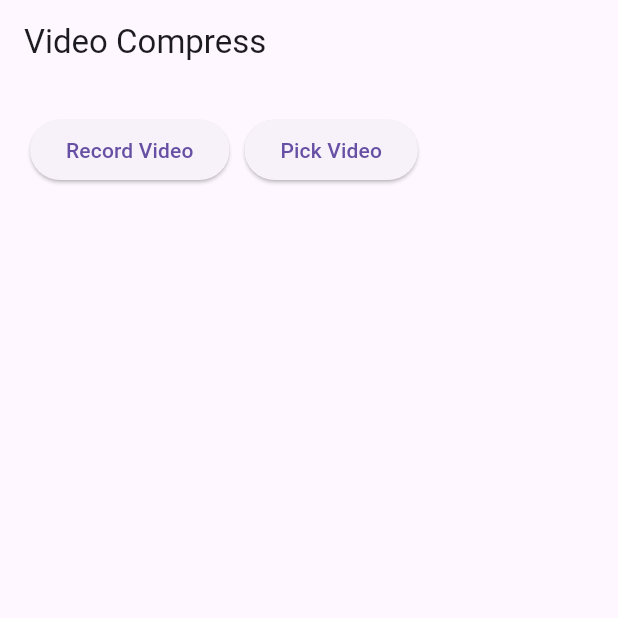
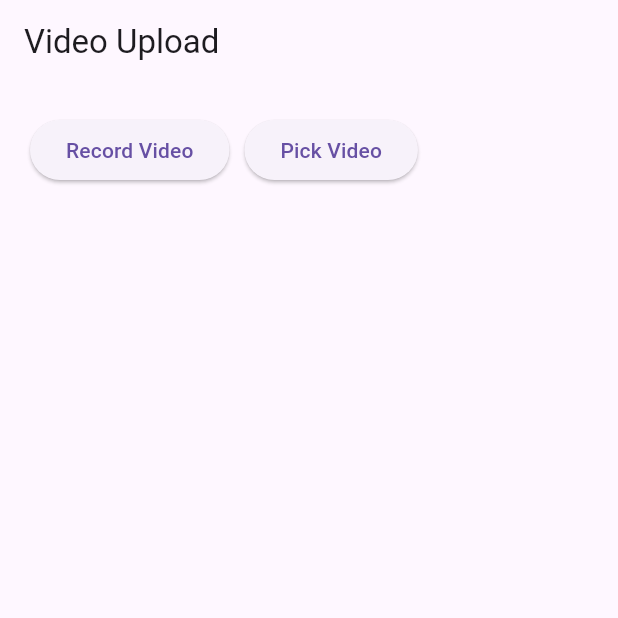
Before and after one commit to Vedang-jombay/video_compression, a Flutter app: the screen it shows after launch, after a tap on "Pick Video", on a phone screen of 412 x 824 dp, the top half of it. Run offline on Flutter 3.47's test engine with Material 3 defaults, Android fonts, the light colour scheme and no system bars; our stand-ins replace better_player, file_picker; missing offline and left inert: flutter_ffmpeg.

Commit message:
Commit 3

```diff
--- a/lib/main.dart
+++ b/lib/main.dart
@@ -1,50 +1,42 @@
+import 'dart:io';
+
 import 'package:flutter/material.dart';
 import 'package:file_picker/file_picker.dart';
 import 'package:better_player/better_player.dart';
+import 'package:flutter_ffmpeg/flutter_ffmpeg.dart';
 
 void main() {
-  runApp(const MyApp());
+  runApp(MyApp());
 }
 
 class MyApp extends StatelessWidget {
-  const MyApp({super.key});
-
   @override
   Widget build(BuildContext context) {
     return MaterialApp(
-      title: 'Video Compress',
+      title: 'Video Upload App',
       theme: ThemeData(
         primarySwatch: Colors.blue,
       ),
-      home: const VideoUploadScreen(),
+      home: VideoUploadScreen(),
     );
   }
 }
 
 class VideoUploadScreen extends StatefulWidget {
-  const VideoUploadScreen({super.key});
-
   @override
   _VideoUploadScreenState createState() => _VideoUploadScreenState();
 }
 
 class _VideoUploadScreenState extends State<VideoUploadScreen> {
   BetterPlayerController? _betterPlayerController;
-  String? videoUrl;
-  String? videoName;
-  String? videoSize;
+  String? originalVideoUrl;
+  String? originalVideoName;
+  String? originalVideoSize;
+  bool isCompressing = false;
 
   @override
   void initState() {
     super.initState();
-    _resetSession();
-  }
-
-  void _resetSession() {
-    _betterPlayerController = null;
-    videoUrl = null;
-    videoName = null;
-    videoSize = null;
   }
 
   Future<void> _pickVideo() async {
@@ -54,13 +46,13 @@ class _VideoUploadScreenState extends State<VideoUploadScreen> {
     if (result != null) {
       PlatformFile file = result.files.single;
       setState(() {
-        videoUrl = file.path;
-        videoName = file.name;
-        videoSize = _formatBytes(file.size);
+        originalVideoUrl = file.path;
+        originalVideoName = file.name;
+        originalVideoSize = _formatBytes(file.size);
       });
 
       _betterPlayerController = BetterPlayerController(
-        const BetterPlayerConfiguration(
+        BetterPlayerConfiguration(
           autoPlay: false,
           fit: BoxFit.contain,
           aspectRatio: 16 / 9,
@@ -90,7 +82,7 @@ class _VideoUploadScreenState extends State<VideoUploadScreen> {
   Widget build(BuildContext context) {
     return Scaffold(
       appBar: AppBar(
-        title: const Text('Video Compress'),
+        title: Text('Video Upload'),
       ),
       body: Padding(
         padding: const EdgeInsets.all(20.0),
@@ -101,19 +93,17 @@ class _VideoUploadScreenState extends State<VideoUploadScreen> {
               Row(
                 children: <Widget>[
                   ElevatedButton(
-                    onPressed: () {
-
-                    },
-                    child: const Text('Record Video'),
+                    onPressed: () {},
+                    child: Text('Record Video'),
                   ),
-                  const SizedBox(width: 10),
+                  SizedBox(width: 10),
                   ElevatedButton(
                     onPressed: _pickVideo,
-                    child: const Text('Pick Video'),
+                    child: Text('Pick Video'),
                   ),
                 ],
               ),
-              const SizedBox(height: 20),
+              SizedBox(height: 20),
               if (_betterPlayerController != null) ...[
                 AspectRatio(
                   aspectRatio: 16 / 9,
@@ -121,34 +111,38 @@ class _VideoUploadScreenState extends State<VideoUploadScreen> {
                     controller: _betterPlayerController!,
                   ),
                 ),
-                const SizedBox(height: 20),
-                const Text(
-                  'File Details',
+                SizedBox(height: 20),
+                Text(
+                  'Original File Details',
                   style: TextStyle(
                     fontSize: 18,
                     fontWeight: FontWeight.bold,
                   ),
                 ),
-                const SizedBox(height: 10),
+                SizedBox(height: 10),
                 ListTile(
-                  title: const Text('Video URL'),
-                  subtitle: Text(videoUrl!),
+                  title: Text('Video URL'),
+                  subtitle: Text(originalVideoUrl ?? ''),
                 ),
                 ListTile(
-                  title: const Text('Name'),
-                  subtitle: Text(videoName!),
+                  title: Text('Name'),
+                  subtitle: Text(originalVideoName ?? ''),
                 ),
                 ListTile(
-                  title: const Text('Size'),
-                  subtitle: Text(videoSize!),
+                  title: Text('Size'),
+                  subtitle: Text(originalVideoSize ?? ''),
                 ),
-                const SizedBox(height: 20),
+                SizedBox(height: 20),
                 ElevatedButton(
-                  onPressed: () {
-
-                  },
-                  child: const Text('Compress Video'),
+                  onPressed: isCompressing ? null : _compressVideo,
+                  child: Text('Compress Video'),
                 ),
+                if (isCompressing) SizedBox(height: 20),
+                if (isCompressing)
+                  LinearProgressIndicator(
+                    backgroundColor: Colors.grey[300],
+                    valueColor: AlwaysStoppedAnimation<Color>(Colors.blue),
+                  ),
               ],
             ],
           ),
@@ -156,4 +150,83 @@ class _VideoUploadScreenState extends State<VideoUploadScreen> {
       ),
     );
   }
+
+  Future<void> _compressVideo() async {
+    if (originalVideoUrl != null) {
+      setState(() {
+        isCompressing = true;
+      });
+      final FlutterFFmpeg _flutterFFmpeg = FlutterFFmpeg();
+      final String inputPath = originalVideoUrl!;
+      final String outputPath =
+      inputPath.replaceAll('.mp4', '_compressed.mp4');
+      final int rc = await _flutterFFmpeg.execute(
+          '-y -i $inputPath -vf "scale=iw/2:ih/2" -c:a copy $outputPath');
+      if (rc == 0) {
+        Navigator.push(
+          context,
+          MaterialPageRoute(
+            builder: (context) => VideoDetailsPage(
+              compressedVideoUrl: outputPath,
+              compressedVideoName: outputPath.split('/').last,
+              compressedVideoSize:
+              _formatBytes(File(outputPath).lengthSync()),
+            ),
+          ),
+        );
+      }
+      setState(() {
+        isCompressing = false;
+      });
+    }
+  }
 }
+
+class VideoDetailsPage extends StatelessWidget {
+  final String compressedVideoUrl;
+  final String compressedVideoName;
+  final String compressedVideoSize;
+
+  const VideoDetailsPage({
+    required this.compressedVideoUrl,
+    required this.compressedVideoName,
+    required this.compressedVideoSize,
+  });
+
+  @override
+  Widget build(BuildContext context) {
+    return Scaffold(
+      appBar: AppBar(
+        title: Text('Compressed Video Details'),
+      ),
+      body: Padding(
+        padding: const EdgeInsets.all(20.0),
+        child: Column(
+          crossAxisAlignment: CrossAxisAlignment.start,
+          children: [
+            Text(
+              'Compressed File Details',
+              style: TextStyle(
+                fontSize: 18,
+                fontWeight: FontWeight.bold,
+              ),
+            ),
+            SizedBox(height: 10),
+            ListTile(
+              title: Text('Video URL'),
+              subtitle: Text(compressedVideoUrl),
+            ),
+            ListTile(
+              title: Text('Name'),
+              subtitle: Text(compressedVideoName),
+            ),
+            ListTile(
+              title: Text('Size'),
+              subtitle: Text(compressedVideoSize),
+            ),
+          ],
+        ),
+      ),
+    );
+  }
+}
--- a/pubspec.yaml
+++ b/pubspec.yaml
@@ -32,7 +32,7 @@ dependencies:
     sdk: flutter
   file_picker: ^5.2.10
   better_player: ^0.0.67
-
+  flutter_ffmpeg: ^0.4.2
 
   # The following adds the Cupertino Icons font to your application.
   # Use with the CupertinoIcons class for iOS style icons.
```
Also changed, not shown: pubspec.lock, 1 other file.
